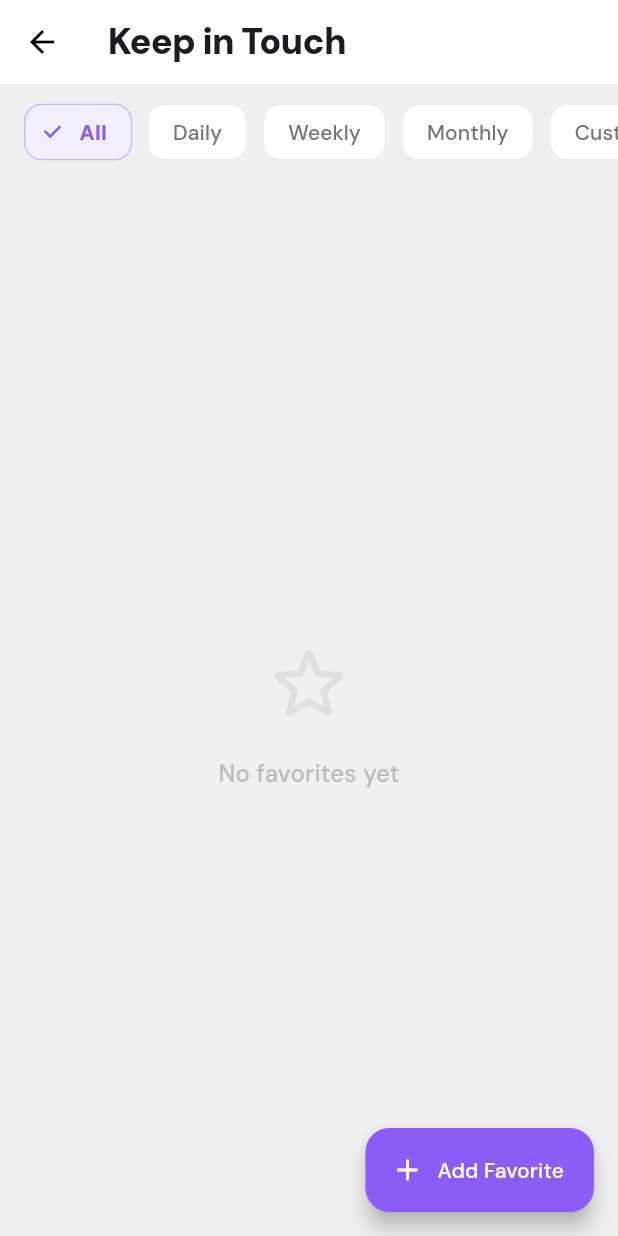
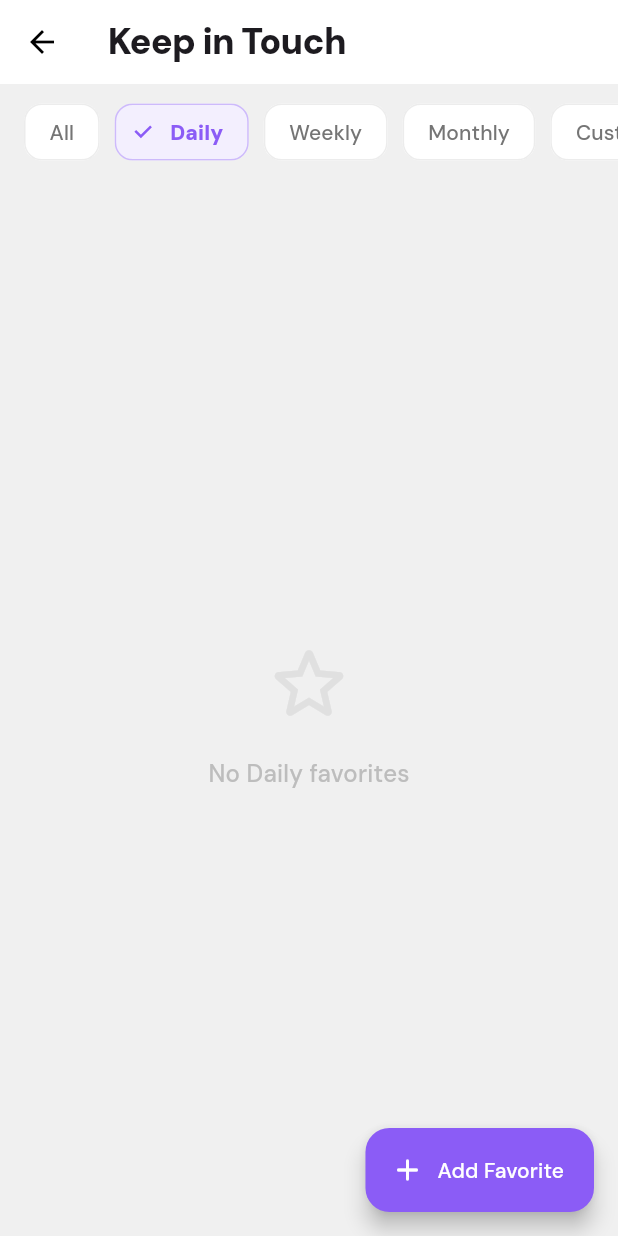
Before and after one commit to TheNairaSign/Vivapro, a Flutter app: the FavoritesPage screen opened directly, after a tap on "Daily", on a phone screen of 412 x 824 dp. Run offline on Flutter 3.47's test engine with Material 3 defaults, Android fonts, the light colour scheme and no system bars; our stand-ins replace another_flushbar, bloc, cached_network_image, cloud_firestore, dartz, eva_icons_flutter and 14 more; missing offline and left inert: call_log, google_sign_in_platform_interface; accounts and stored records are empty.

Commit message:
feat: implement filtering for favorite contacts by call frequency using a new Riverpod provider and interactive filter chips.

```diff
--- a/lib/features/contacts/presentation/pages/favorites_page.dart
+++ b/lib/features/contacts/presentation/pages/favorites_page.dart
@@ -6,7 +6,7 @@ import 'package:vivapro/features/contacts/presentation/pages/add_favorite_page.d
 import 'package:vivapro/features/contacts/presentation/widgets/favorite_filter_chips.dart';
 import 'package:vivapro/features/contacts/presentation/widgets/favorite_tile.dart';
 import 'package:vivapro/features/contacts/repositories/favorite_repository.dart';
-import 'package:vivapro/features/schedule_call/presentation/pages/schedule_call_page.dart';
+import 'package:vivapro/features/contacts/presentation/providers/favorite_filter_provider.dart';
 import 'package:vivapro/pages/contact_picker_page.dart';
 
 class FavoritesPage extends ConsumerStatefulWidget {
@@ -80,7 +80,11 @@ class _FavoritesPageState extends ConsumerState<FavoritesPage> {
                     ),
                   );
                 }
-                final favorites = snapshot.data ?? [];
+                final selectedFilter = ref.watch(favoriteFilterProvider);
+                final favorites = (snapshot.data ?? []).where((f) {
+                  if (selectedFilter == 'All') return true;
+                  return f.callFrequency.name.toLowerCase() == selectedFilter.toLowerCase();
+                }).toList();
 
                 if (favorites.isEmpty) {
                   return Center(
@@ -90,7 +94,9 @@ class _FavoritesPageState extends ConsumerState<FavoritesPage> {
                         Icon(Icons.star_border_rounded, size: 64, color: Colors.grey[300]),
                         const SizedBox(height: 16),
                         Text(
-                          'No favorites yet',
+                          selectedFilter == 'All'
+                              ? 'No favorites yet'
+                              : 'No $selectedFilter favorites',
                           style: Theme.of(context).textTheme.titleMedium?.copyWith(
                                 color: Colors.grey[400],
                               ),
--- /dev/null
+++ b/lib/features/contacts/presentation/providers/favorite_filter_provider.dart
@@ -0,0 +1,14 @@
+import 'package:flutter_riverpod/flutter_riverpod.dart';
+
+class FavoriteFilterNotifier extends Notifier<String> {
+  @override
+  String build() {
+    return 'All';
+  }
+
+  void setFilter(String filter) {
+    state = filter;
+  }
+}
+
+final favoriteFilterProvider = NotifierProvider<FavoriteFilterNotifier, String>(FavoriteFilterNotifier.new);
--- a/lib/features/contacts/presentation/widgets/favorite_filter_chips.dart
+++ b/lib/features/contacts/presentation/widgets/favorite_filter_chips.dart
@@ -1,10 +1,14 @@
 import 'package:flutter/material.dart';
+import 'package:flutter_riverpod/flutter_riverpod.dart';
+import 'package:vivapro/features/contacts/presentation/providers/favorite_filter_provider.dart';
 
-class FilterChips extends StatelessWidget {
+class FilterChips extends ConsumerWidget {
   const FilterChips({super.key});
 
   @override
-  Widget build(BuildContext context) {
+  Widget build(BuildContext context, WidgetRef ref) {
+    final selectedFilter = ref.watch(favoriteFilterProvider);
+
     return SingleChildScrollView(
       scrollDirection: Axis.horizontal,
       padding: const EdgeInsets.symmetric(horizontal: 16),
@@ -15,21 +19,25 @@ class FilterChips extends StatelessWidget {
                 padding: const EdgeInsets.only(right: 10),
                 child: FilterChip(
                   label: Text(e),
-                  selected: e == 'All',
-                  onSelected: (_) {},
+                  selected: e == selectedFilter,
+                  onSelected: (selected) {
+                    if (selected) {
+                      ref.read(favoriteFilterProvider.notifier).setFilter(e);
+                    }
+                  },
                   backgroundColor: Theme.of(context).colorScheme.surface,
                   selectedColor: Theme.of(context).colorScheme.primary.withValues(alpha: 0.1),
                   checkmarkColor: Theme.of(context).colorScheme.primary,
                   labelStyle: TextStyle(
-                    color: e == 'All'
+                    color: e == selectedFilter
                         ? Theme.of(context).colorScheme.primary
                         : Colors.grey[600],
-                    fontWeight: e == 'All' ? FontWeight.w900 : FontWeight.w500,
+                    fontWeight: e == selectedFilter ? FontWeight.w900 : FontWeight.w500,
                   ),
                   shape: RoundedRectangleBorder(
                     borderRadius: BorderRadius.circular(12),
                     side: BorderSide(
-                      color: e == 'All'
+                      color: e == selectedFilter
                           ? Theme.of(context).colorScheme.primary.withValues(alpha: 0.2)
                           : Colors.grey.withValues(alpha: 0.1),
                     ),
```
